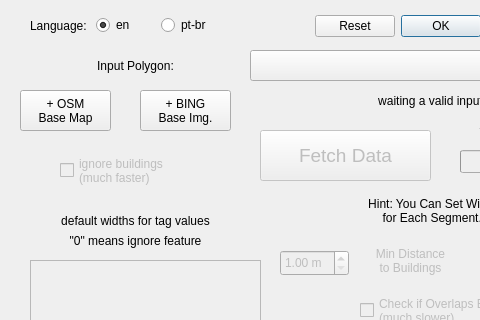
Before: the Qt Designer form osm_sidewalkreator_dialog_base.ui in kauevestena/osm_sidewalkreator, drawn with Qt 5; both pictures show x 0 to 480 and y 0 to 320 of the 675 by 663 pixel window.
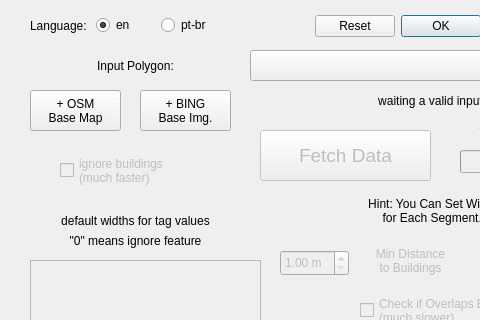
After: the same form once the commit is applied. Custom widgets are drawn as their Qt base class.

What changed in the file:
```diff
--- a/osm_sidewalkreator_dialog_base.ui
+++ b/osm_sidewalkreator_dialog_base.ui
@@ -658,7 +658,7 @@
   <widget class="QPushButton" name="add_osm_basemap">
    <property name="geometry">
     <rect>
-     <x>20</x>
+     <x>30</x>
      <y>90</y>
      <width>91</width>
      <height>41</height>
```
